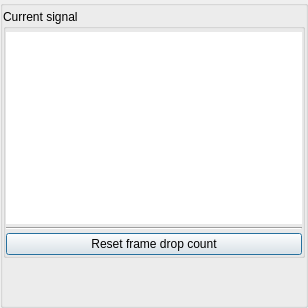
Above: src/display/qt/dialogs/ui/signal_dialog.ui from mrehkopf/vcs before the change. Below: the same form after it.
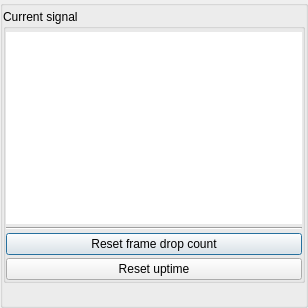
That is the form after the change. Custom widgets are drawn as their Qt base class.

Commit message: gui/signal-dialog: Add button to reset uptime counter

The edit to the form file:
```diff
--- a/src/display/qt/dialogs/ui/signal_dialog.ui
+++ b/src/display/qt/dialogs/ui/signal_dialog.ui
@@ -131,6 +131,13 @@
                </property>
               </widget>
              </item>
+             <item>
+              <widget class="QPushButton" name="pushButton_resetUptime">
+               <property name="text">
+                <string>Reset uptime</string>
+               </property>
+              </widget>
+             </item>
             </layout>
            </widget>
           </item>
```
The commit also changes 1 other file.
